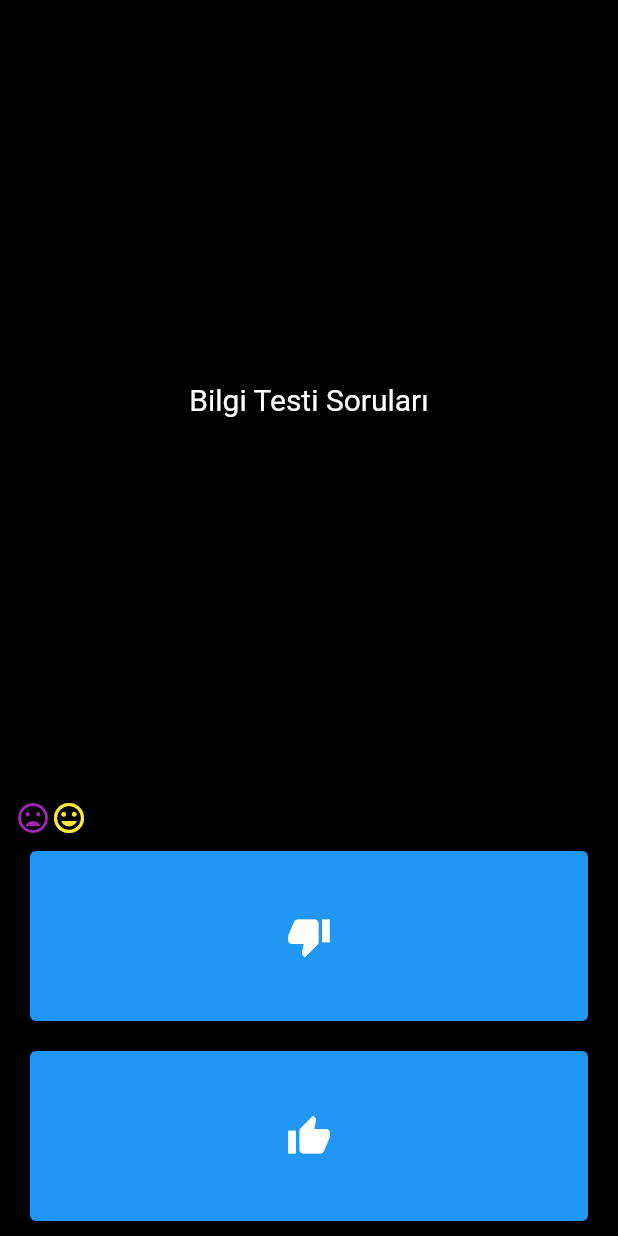
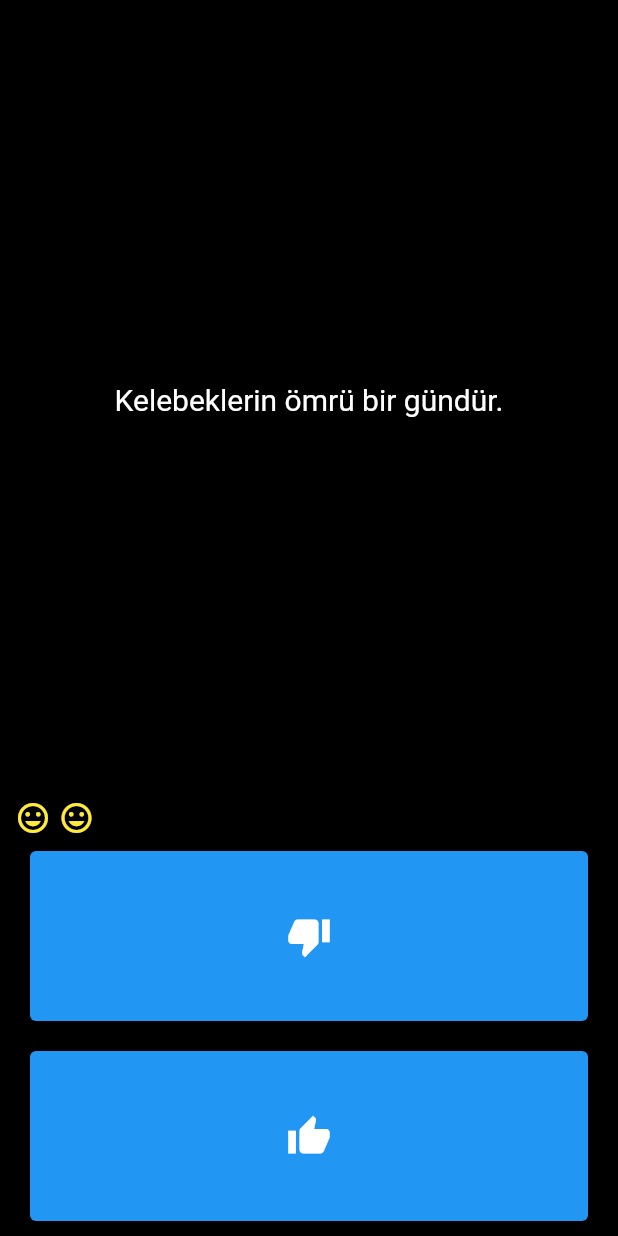
Before and after one commit to gulceefe/bilgikartlari.dart, a Flutter app: the screen it shows after launch, after a tap on the "thumb down" icon, after a tap on the "thumb up" icon, on a phone screen of 412 x 824 dp. Run offline on Flutter 3.47's test engine with Material 2 defaults, Android fonts, the phone set to English and light mode, and no system bars.

Commit message:
sorular ve yanıtlar eklendi. Düzenlenecek

```diff
--- a/lib/main.dart
+++ b/lib/main.dart
@@ -30,8 +30,18 @@ class SoruSayfasi extends StatefulWidget {
 
 class _SoruSayfasiState extends State<SoruSayfasi> {
 
-  List <Widget> secimler =
-  [];
+  List <Widget> secimler = [];
+  List <String> sorular = [
+    'Titanic gelmiş geçmiş en büyük gemidir.',
+    'Dünyadaki tavuk sayısı insan sayısından fazladır.',
+    'Kelebeklerin ömrü bir gündür.',
+    'Dünya düzdür.',
+    'Kaju fıstığı aslında bir meyvenin sapıdır.',
+    'Fatih Sultan Mehmet hiç patates yememiştir.',
+    'Fransızlar 80 demek için, 4 - 20 der.'
+  ];
+  List <bool> yanitlar = [false, true, false,false, true, true, true];
+  int soruSirasi = 0;
 
 
   @override
@@ -48,7 +58,7 @@ class _SoruSayfasiState extends State<SoruSayfasi> {
         padding: EdgeInsets.all(10.0),
         child: Center(
           child: Text(
-            'Bilgi Testi Soruları',
+            sorular[soruSirasi],
             textAlign: TextAlign.center,
             style: TextStyle(
               fontSize: 20.0,
@@ -58,7 +68,9 @@ class _SoruSayfasiState extends State<SoruSayfasi> {
         ),
       ),
     ),
-    Row(
+    Wrap(
+      runSpacing: 5,
+      spacing: 5,
     children: secimler,
     ),
         Expanded(
@@ -66,17 +78,23 @@ class _SoruSayfasiState extends State<SoruSayfasi> {
             child: Padding(
             padding: const EdgeInsets.all(10.0),
               child: ElevatedButton(
-                onPressed: (){
-                  setState(() {
-                    secimler.add(kYanlisIconu);
-                  }); //setstate
-                  }, //onpressed
+                 //onpressed
                 child: Icon(
                   Icons.thumb_down,
                   size: 30.0,
                   color: Colors.white,
+              ),
+                onPressed: (){
+                  setState(() {
 
-              ),)
+                    yanitlar[soruSirasi] == false
+                    ?secimler.add(kDogruIconu)
+                    :secimler.add(kYanlisIconu);
+
+                    soruSirasi++;
+                  }); //setstate
+                },
+              ),
             ),
         ),
     Expanded(
@@ -84,16 +102,20 @@ class _SoruSayfasiState extends State<SoruSayfasi> {
       child: Padding(
         padding: const EdgeInsets.all(10.0),
         child: ElevatedButton(
-        onPressed: (){
-          setState(() {
-            secimler.add(kDogruIconu);
-          });
-        },
+
         child: Icon(
         Icons.thumb_up,
         size: 30.0,
         color: Colors.white,
         ),
+          onPressed: (){
+            setState(() {
+              yanitlar[soruSirasi] == true
+              ?secimler.add(kDogruIconu)
+              :secimler.add(kYanlisIconu);
+              soruSirasi++;
+            });
+          },
         ),
       ),
     ),
```
